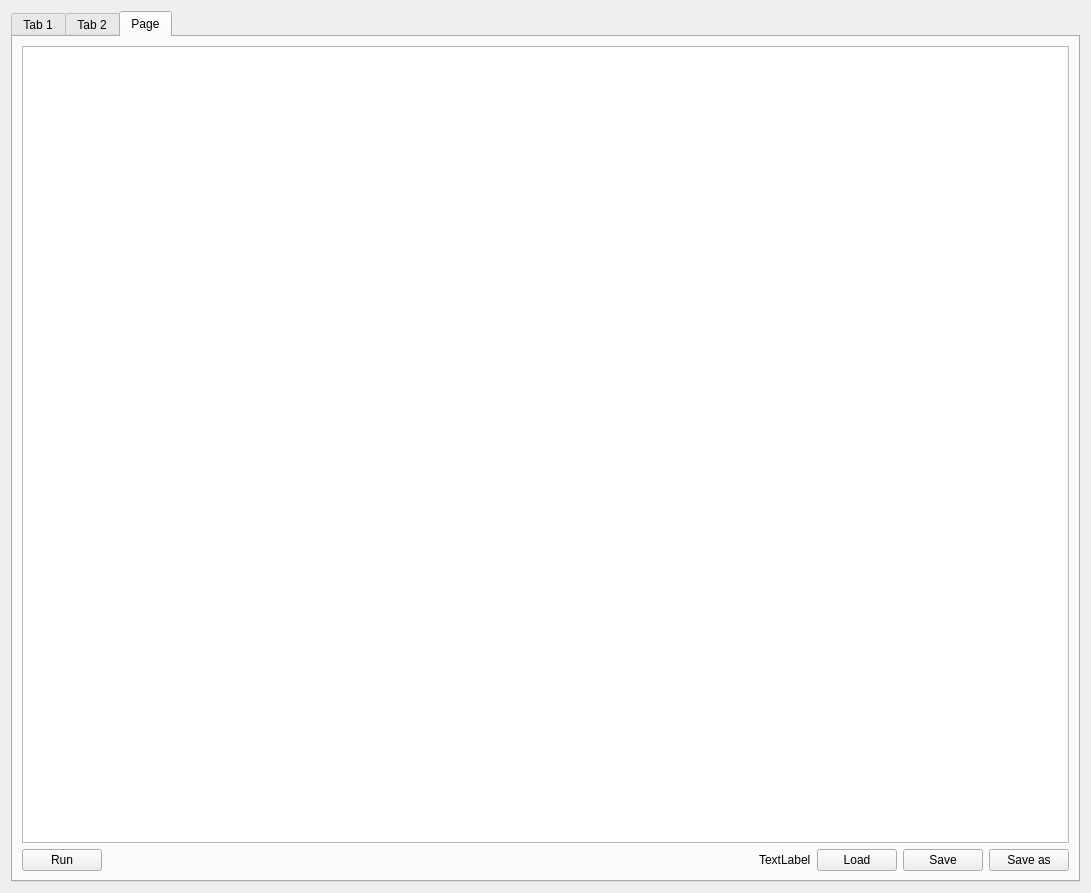
First picture: the form in scripteditor.ui, repository insilmaril/vym, before the edit.
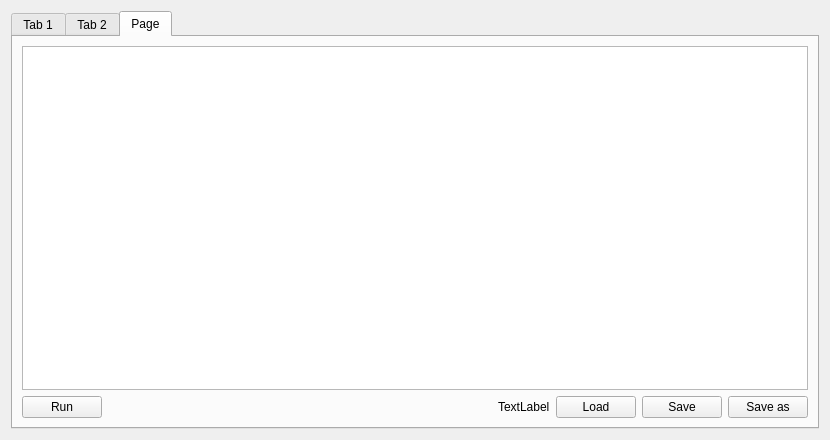
Second picture: the form after the edit.

Commit message: Added initial code editor widget with line numbering

What changed in the file:
```diff
--- a/scripteditor.ui
+++ b/scripteditor.ui
@@ -6,8 +6,8 @@
    <rect>
     <x>0</x>
     <y>0</y>
-    <width>1091</width>
-    <height>893</height>
+    <width>830</width>
+    <height>440</height>
    </rect>
   </property>
   <property name="windowTitle">
```
Left out of the diff: 3 changed lines with no effect on the pictures. The commit also changes 5 other files.
